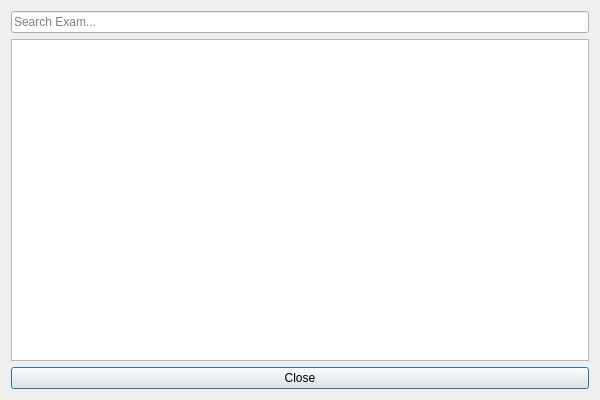
First picture: the form in TeacherPanel/TeacherExamManagement.ui, repository sarimkhan4/SchoolManagementSystem, before the edit.
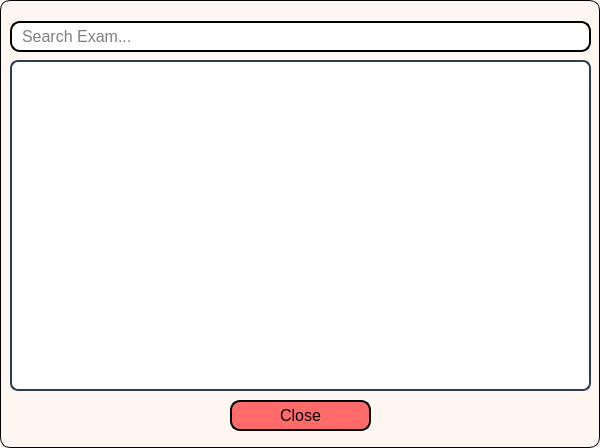
Second picture: the form after the edit.

Commit message: Created a UI for AdminPanel (6 files), StudentPanel (6 files), TeacherPanel (5 files), Login.

Patch:
```diff
--- a/TeacherPanel/TeacherExamManagement.ui
+++ b/TeacherPanel/TeacherExamManagement.ui
@@ -7,31 +7,121 @@
     <x>0</x>
     <y>0</y>
     <width>600</width>
-    <height>400</height>
+    <height>448</height>
    </rect>
   </property>
   <property name="windowTitle">
    <string>Assigned Exams</string>
   </property>
-  <layout class="QVBoxLayout" name="verticalLayout">
-   <item>
-    <widget class="QLineEdit" name="searchBar">
-     <property name="placeholderText">
-      <string>Search Exam...</string>
-     </property>
-    </widget>
-   </item>
-   <item>
-    <widget class="QTableView" name="examTable"/>
-   </item>
-   <item>
-    <widget class="QPushButton" name="closeButton">
-     <property name="text">
-      <string>Close</string>
-     </property>
-    </widget>
-   </item>
-  </layout>
+  <property name="styleSheet">
+   <string notr="true">QDialog#TeacherExamManagement {
+        background-color: #fef6f0   ;
+        border: 1px solid black;
+        border-radius: 10%;
+}</string>
+  </property>
+  <widget class="QLineEdit" name="searchBar">
+   <property name="geometry">
+    <rect>
+     <x>10</x>
+     <y>21</y>
+     <width>581</width>
+     <height>31</height>
+    </rect>
+   </property>
+   <property name="styleSheet">
+    <string notr="true">QLineEdit#searchBar {
+    color: black;;
+    border: 1.5px solid black;;
+    border-radius: 10px;
+        font-size: 16px;
+        padding: 0px 8px 0px 8px;
+}
+</string>
+   </property>
+   <property name="placeholderText">
+    <string>Search Exam...</string>
+   </property>
+  </widget>
+  <widget class="QTableView" name="examTable">
+   <property name="geometry">
+    <rect>
+     <x>10</x>
+     <y>60</y>
+     <width>581</width>
+     <height>331</height>
+    </rect>
+   </property>
+   <property name="styleSheet">
+    <string notr="true">QTableView#examTable {
+    border: 1.5px solid #2c3e50;
+    border-radius: 8px;
+    background-color: #ffffff;
+    font-family: 'Segoe UI', sans-serif;
+    font-size: 11pt;
+    color: #2c3e50;
+    gridline-color: #ecf0f1;
+    alternate-background-color: #f7f9fa;
+    selection-background-color: #d6eaf8;
+    selection-color: #1a252f;
+}
+
+QHeaderView::section {
+    background-color: #2c3e50;
+    color: white;
+    font-weight: bold;
+    font-size: 11pt;
+    padding: 6px;
+    border: none;
+    font-family: 'Segoe UI', sans-serif;
+}
+
+QTableView QTableCornerButton::section {
+    background-color: #2c3e50;
+    border: none;
+}
+
+QTableView::item {
+    padding: 8px 10px;
+    font-size: 9pt;
+}
+
+QTableView::item:selected {
+    background-color: #d6eaf8;
+    color: #1a252f;
+}
+</string>
+   </property>
+  </widget>
+  <widget class="QPushButton" name="closeButton">
+   <property name="geometry">
+    <rect>
+     <x>230</x>
+     <y>400</y>
+     <width>141</width>
+     <height>31</height>
+    </rect>
+   </property>
+   <property name="styleSheet">
+    <string notr="true">QPushButton#closeButton {
+    background-color: #ff6b6b;
+    border: 1.5px solid black;
+    border-radius: 10px;
+    padding: 6px;
+    font-size: 16px;
+}
+
+/* Hover effect */
+QPushButton#closeButton:hover {
+    background-color: #ee5253;
+}
+
+</string>
+   </property>
+   <property name="text">
+    <string>Close</string>
+   </property>
+  </widget>
  </widget>
  <resources/>
  <connections/>
```
The commit also changes 13 other files.
